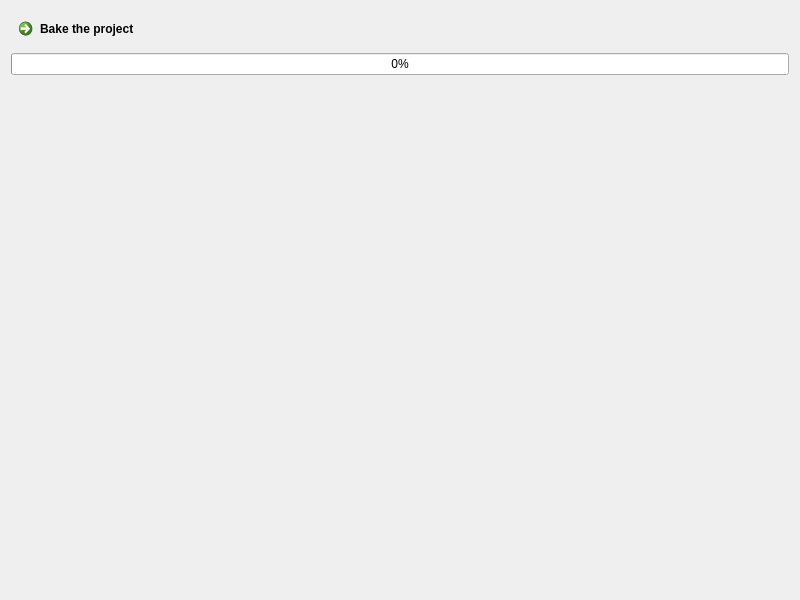
Old version of the form QgisModelBaker/ui/import_project_creation.ui in the repository opengisch/QgisModelBaker.
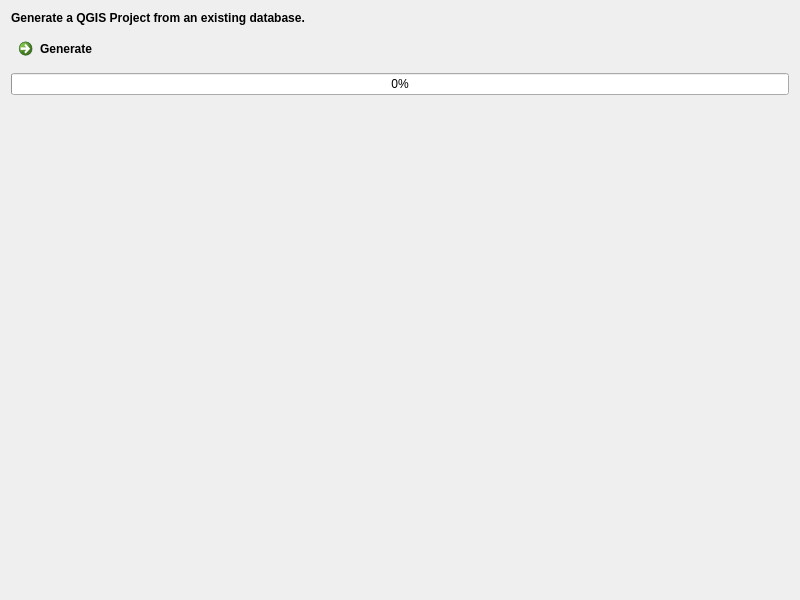
New version of the form.

Commit message: improve description texts and gui layout

The edit to the form file:
```diff
--- a/QgisModelBaker/ui/import_project_creation.ui
+++ b/QgisModelBaker/ui/import_project_creation.ui
@@ -14,14 +14,39 @@
    <string>Select Files</string>
   </property>
   <layout class="QGridLayout" name="gridLayout">
-   <item row="0" column="0">
-    <widget class="QCommandLinkButton" name="create_project_button">
+   <item row="2" column="0" colspan="2">
+    <widget class="QProgressBar" name="progress_bar">
+     <property name="value">
+      <number>0</number>
+     </property>
+    </widget>
+   </item>
+   <item row="0" column="0" colspan="2">
+    <widget class="QLabel" name="description">
+     <property name="minimumSize">
+      <size>
+       <width>0</width>
+       <height>0</height>
+      </size>
+     </property>
+     <property name="font">
+      <font>
+       <weight>75</weight>
+       <bold>true</bold>
+      </font>
+     </property>
      <property name="text">
-      <string>Bake the project</string>
+      <string>Generate a QGIS Project from an existing database.</string>
+     </property>
+     <property name="alignment">
+      <set>Qt::AlignLeading|Qt::AlignLeft|Qt::AlignTop</set>
+     </property>
+     <property name="wordWrap">
+      <bool>true</bool>
      </property>
     </widget>
    </item>
-   <item row="2" column="0">
+   <item row="4" column="0">
     <spacer name="verticalSpacer">
      <property name="orientation">
       <enum>Qt::Vertical</enum>
@@ -34,10 +59,10 @@
      </property>
     </spacer>
    </item>
-   <item row="1" column="0">
-    <widget class="QProgressBar" name="progress_bar">
-     <property name="value">
-      <number>0</number>
+   <item row="1" column="0" colspan="2">
+    <widget class="QCommandLinkButton" name="create_project_button">
+     <property name="text">
+      <string>Generate</string>
      </property>
     </widget>
    </item>
```
The commit also changes 14 other files.
